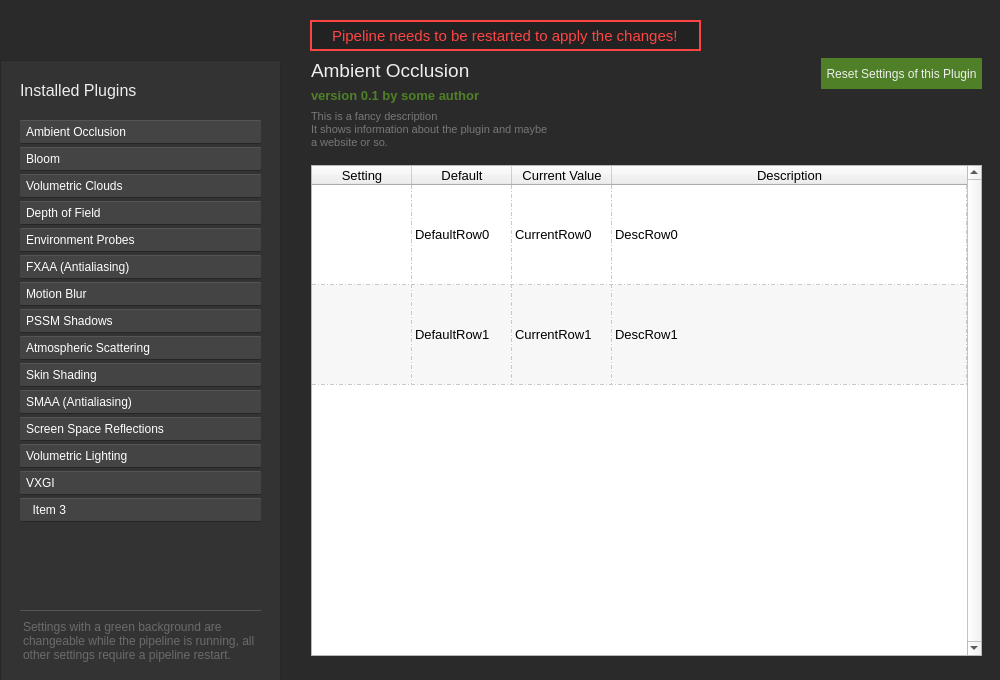
tobspr/RenderPipeline, file toolkit/plugin_configurator/ui/main_window.ui: the form before one commit.
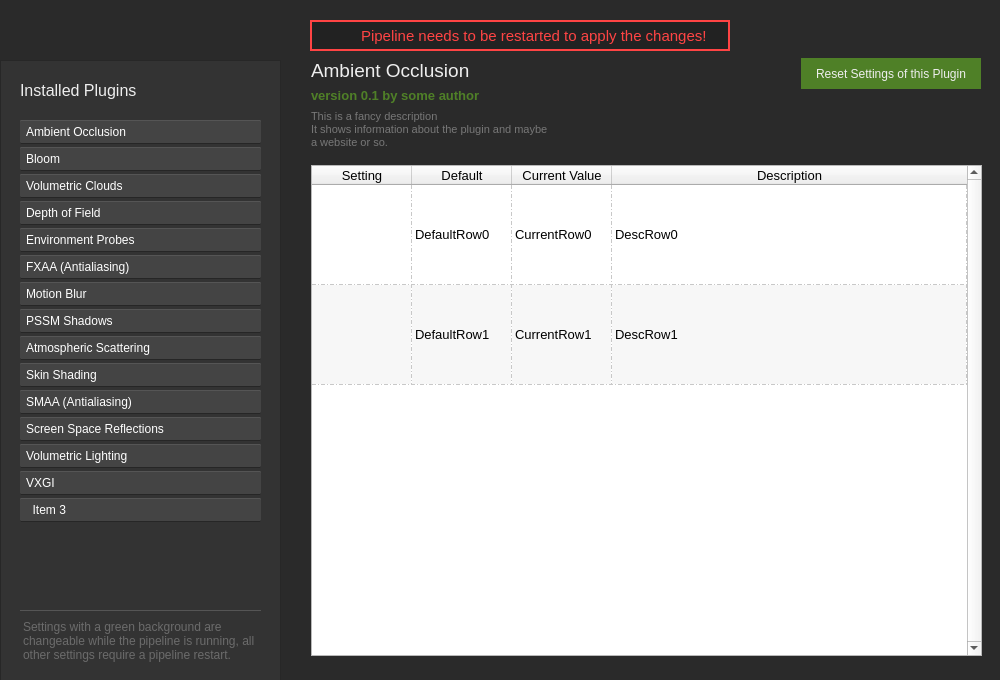
The form after the commit. Icons and pictures are not drawn.

Commit message: Update widths of plugin_configurator labels clipped in Linux

Patch:
```diff
--- a/toolkit/plugin_configurator/ui/main_window.ui
+++ b/toolkit/plugin_configurator/ui/main_window.ui
@@ -1856,9 +1856,9 @@
     <widget class="QPushButton" name="btn_reset_plugin_settings">
      <property name="geometry">
       <rect>
-       <x>540</x>
+       <x>520</x>
        <y>3</y>
-       <width>161</width>
+       <width>180</width>
        <height>31</height>
       </rect>
      </property>
@@ -2122,7 +2122,7 @@
      <rect>
       <x>310</x>
       <y>20</y>
-      <width>391</width>
+      <width>420</width>
       <height>31</height>
      </rect>
     </property>
```
The commit also changes 1 other file.
